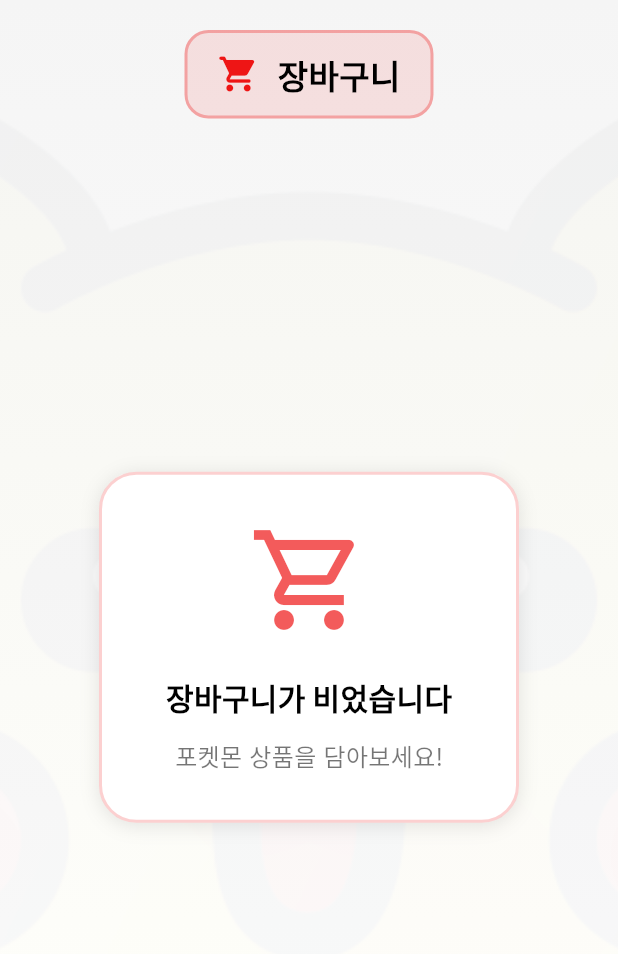
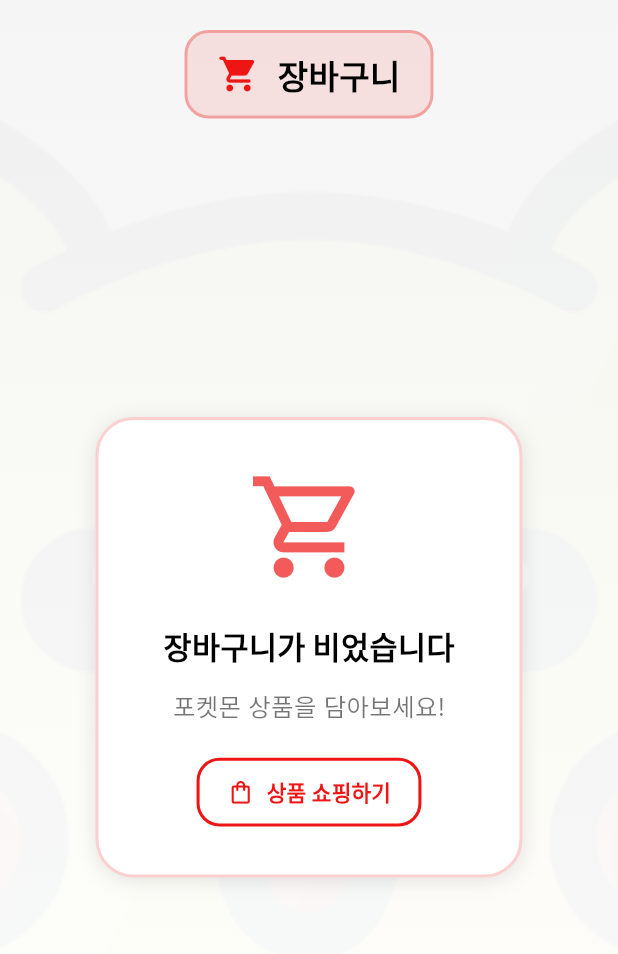
Before and after one commit to jinju9513/PokemonMarket, a Flutter app: the CartPage screen opened directly, on a phone screen of 412 x 824 dp, the part 84-1038 px from its top. Run offline on Flutter 3.47's test engine with Material 3 defaults, Android fonts, the phone set to English and light mode, and no system bars; our stand-ins replace google_fonts, image_picker.

Commit message:
feat: 장바구니 페이지 상태 관리 추가 및 애니메이션 효과 적용

```diff
--- a/lib/pages/cart_page.dart
+++ b/lib/pages/cart_page.dart
@@ -9,8 +9,32 @@ import 'package:pokemon_market/theme/theme_manager.dart';
 import 'package:pokemon_market/theme/custom_theme.dart';
 import 'dart:math' as math;
 
-class CartPage extends StatelessWidget {
+class CartPage extends StatefulWidget {
   const CartPage({super.key});
+
+  @override
+  State<CartPage> createState() => _CartPageState();
+}
+
+class _CartPageState extends State<CartPage>
+    with SingleTickerProviderStateMixin {
+  late AnimationController _animationController;
+
+  @override
+  void initState() {
+    super.initState();
+    _animationController = AnimationController(
+      vsync: this,
+      duration: const Duration(milliseconds: 300),
+    );
+    _animationController.repeat(reverse: true);
+  }
+
+  @override
+  void dispose() {
+    _animationController.dispose();
+    super.dispose();
+  }
 
   @override
   Widget build(BuildContext context) {
@@ -213,11 +237,20 @@ class CartPage extends StatelessWidget {
 
   Widget _buildEmptyCart(bool isDarkMode) {
     return Center(
+      child: AnimatedBuilder(
+        animation: _animationController,
+        builder: (context, child) {
+          return Transform.scale(
+            scale: 1.0 + (_animationController.value * 0.05),
+            child: child,
+          );
+        },
         child: Container(
           width: 280,
           padding: const EdgeInsets.all(30),
           decoration: BoxDecoration(
-          color: isDarkMode ? PokemonColors.cardDark : PokemonColors.cardLight,
+            color:
+                isDarkMode ? PokemonColors.cardDark : PokemonColors.cardLight,
             borderRadius: BorderRadius.circular(25),
             boxShadow: [
               BoxShadow(
@@ -261,7 +294,44 @@ class CartPage extends StatelessWidget {
                   color: isDarkMode ? Colors.white70 : Colors.black54,
                 ),
               ),
+              const SizedBox(height: 20),
+              OutlinedButton.icon(
+                onPressed: () {
+                  Navigator.of(context).pop();
+                },
+                icon: Icon(
+                  Icons.shopping_bag_outlined,
+                  color: isDarkMode
+                      ? PokemonColors.primaryYellow
+                      : PokemonColors.primaryRed,
+                ),
+                label: Text(
+                  '상품 쇼핑하기',
+                  style: TextStyle(
+                    color: isDarkMode
+                        ? PokemonColors.primaryYellow
+                        : PokemonColors.primaryRed,
+                    fontWeight: FontWeight.bold,
+                  ),
+                ),
+                style: OutlinedButton.styleFrom(
+                  padding: const EdgeInsets.symmetric(
+                    horizontal: 20,
+                    vertical: 12,
+                  ),
+                  side: BorderSide(
+                    color: isDarkMode
+                        ? PokemonColors.primaryYellow
+                        : PokemonColors.primaryRed,
+                    width: 2,
+                  ),
+                  shape: RoundedRectangleBorder(
+                    borderRadius: BorderRadius.circular(15),
+                  ),
+                ),
+              ),
             ],
+          ),
         ),
       ),
     );
```
Lines whose indentation alone changed are shown as unchanged.
